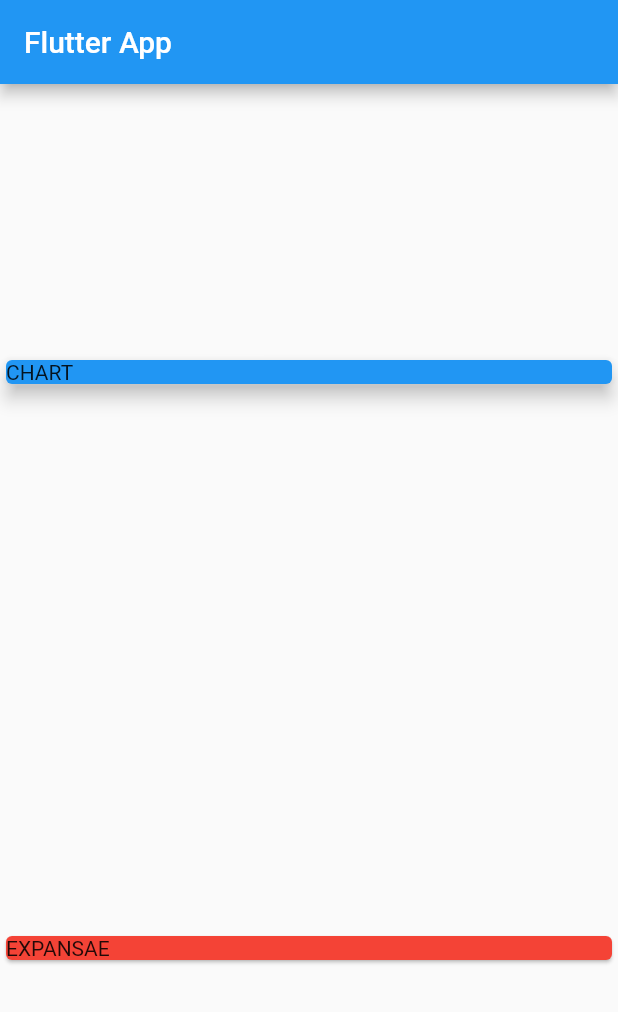
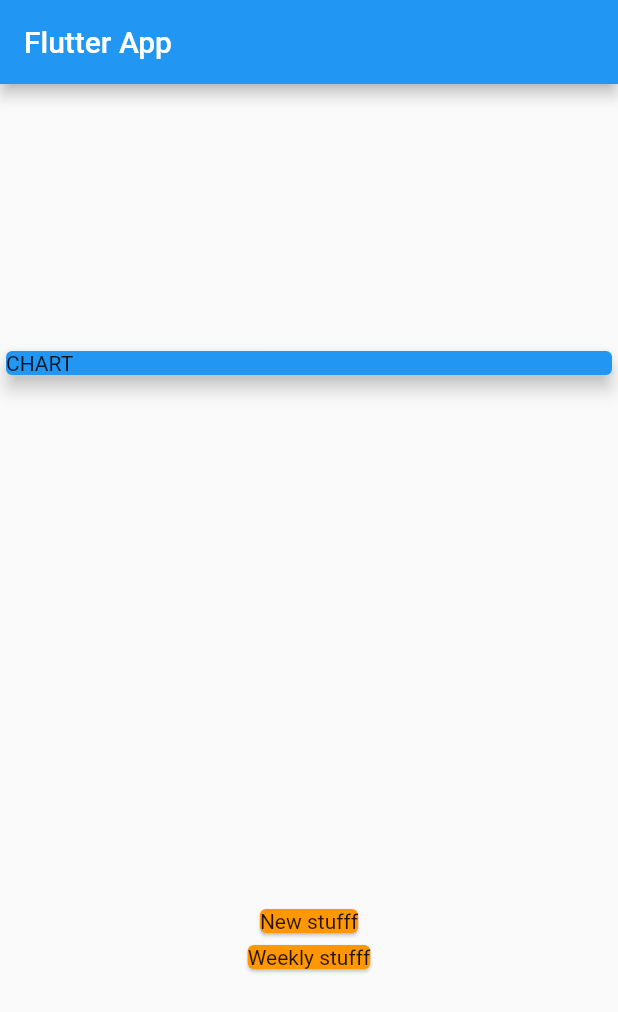
Before and after one commit to horizoncrafts/flutter-guide, a Flutter app: the screen it shows after launch, on a phone screen of 412 x 824 dp. Shown: the top 1012 px of the screen. Run offline on Flutter 3.47's test engine with Material 2 defaults, Android fonts, the phone set to English and light mode, and no system bars.

Commit message:
Add Transaction definition; display the list of tx

```diff
--- a/expanse_planner/lib/main.dart
+++ b/expanse_planner/lib/main.dart
@@ -1,4 +1,5 @@
 import 'package:flutter/material.dart';
+import 'transaction.dart';
 
 void main() {
   runApp(const MyApp());
@@ -13,13 +14,18 @@ class MyApp extends StatelessWidget {
       theme: ThemeData(
         primarySwatch: Colors.blue,
       ),
-      home: const MyHomePage(),
+      home: MyHomePage(),
     );
   }
 }
 
 class MyHomePage extends StatelessWidget {
-  const MyHomePage({super.key});
+  final List<Transaction> transactions = [
+    Transaction(id: 't1', title: 'New stufff', amount: 99.99, date: DateTime.now()),
+    Transaction(id: 't2', title: "Weekly stufff", amount: 98.99, date: DateTime.now()),
+  ];
+
+  MyHomePage({super.key});
 
   @override
   Widget build(BuildContext context) {
@@ -38,10 +44,13 @@ class MyHomePage extends StatelessWidget {
                   color: Colors.blue,
                   child: Text('CHART'),
                 )),
-            const Card(
-              color: Colors.red,
-              child: Text('EXPANSAE'),
-            )
+            Column(
+                children: transactions
+                    .map((e) => Card(
+                          color: Colors.orange,
+                          child: Text(e.title),
+                        ))
+                    .toList())
           ],
         ));
   }
--- /dev/null
+++ b/expanse_planner/lib/transaction.dart
@@ -0,0 +1,13 @@
+class Transaction {
+  final String id;
+  final String title;
+  final double amount;
+  final DateTime date;
+
+  Transaction({
+    required this.id,
+    required this.title,
+    required this.amount,
+    required this.date,
+  });
+}
```
